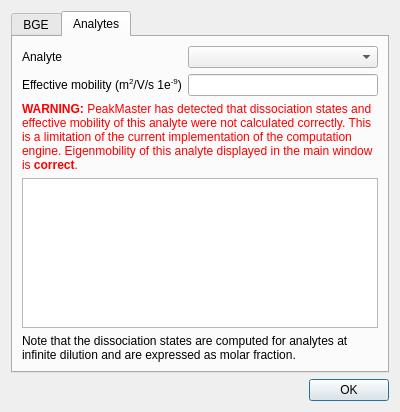
This is src/ui/ioniccompositiondialog.ui in echmet/PeakMasterNG as Qt 5 draws it before an edit. The edited form follows.
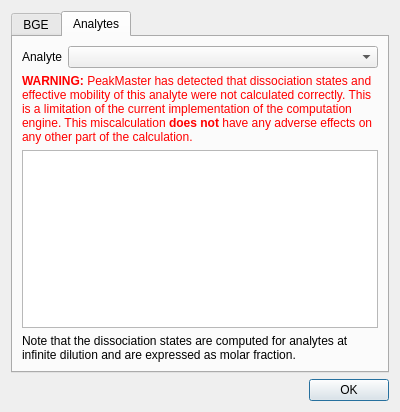
This is the edited form. The open tabs and pages were chosen to show the change. Custom widgets are drawn as their Qt base class.

Commit message: Do not display effective moblity on ionic composition of analytes and rephrase the explanatory text displayed in case the calculation fails

Diff of the .ui file:
```diff
--- a/src/ui/ioniccompositiondialog.ui
+++ b/src/ui/ioniccompositiondialog.ui
@@ -53,26 +53,12 @@
            </property>
           </widget>
          </item>
-         <item row="1" column="0">
-          <widget class="QLabel" name="ql_effectiveMobility">
-           <property name="text">
-            <string>&lt;html&gt;&lt;head/&gt;&lt;body&gt;&lt;p&gt;Effective mobility (m&lt;span style=&quot; vertical-align:super;&quot;&gt;2&lt;/span&gt;/V/s 1e&lt;span style=&quot; vertical-align:super;&quot;&gt;-9&lt;/span&gt;)&lt;/p&gt;&lt;/body&gt;&lt;/html&gt;</string>
-           </property>
-          </widget>
-         </item>
-         <item row="1" column="1">
-          <widget class="QLineEdit" name="qle_effectiveMobility">
-           <property name="readOnly">
-            <bool>true</bool>
-           </property>
-          </widget>
-         </item>
         </layout>
        </item>
        <item>
         <widget class="QLabel" name="ql_miscalculation">
          <property name="text">
-          <string>&lt;span style=&quot;color:red&quot;&gt;&lt;strong&gt;WARNING:&lt;/strong&gt; PeakMaster has detected that dissociation states and effective mobility of this analyte were not calculated correctly. This is a limitation of the current implementation of the computation engine. Eigenmobility of this analyte displayed in the main window is &lt;strong&gt;correct&lt;/strong&gt;.&lt;/span&gt;</string>
+          <string>&lt;html&gt;&lt;head/&gt;&lt;body&gt;&lt;p&gt;&lt;span style=&quot; font-weight:600; color:#ff0000;&quot;&gt;WARNING:&lt;/span&gt;&lt;span style=&quot; color:#ff0000;&quot;&gt; PeakMaster has detected that dissociation states and effective mobility of this analyte were not calculated correctly. This is a limitation of the current implementation of the computation engine. This miscalculation &lt;/span&gt;&lt;span style=&quot; font-weight:600; color:#ff0000;&quot;&gt;does not&lt;/span&gt;&lt;span style=&quot; color:#ff0000;&quot;&gt; have any adverse effects on any other part of the calculation.&lt;/span&gt;&lt;/p&gt;&lt;/body&gt;&lt;/html&gt;</string>
          </property>
          <property name="wordWrap">
           <bool>true</bool>
```
The commit also changes 4 other files.
